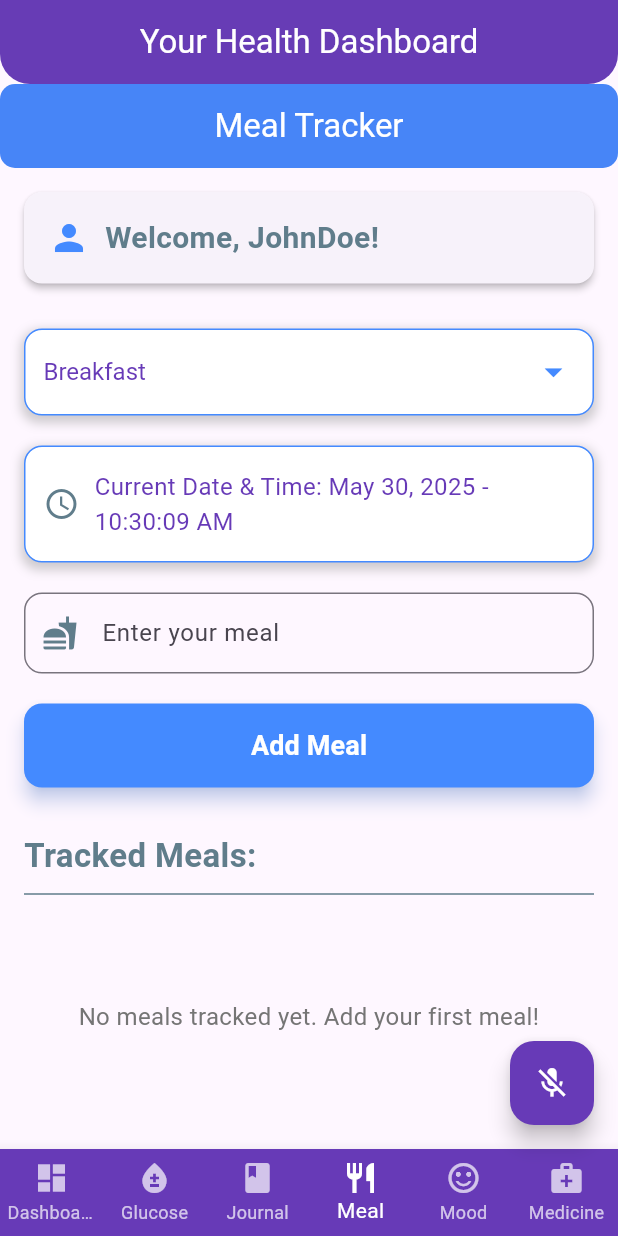
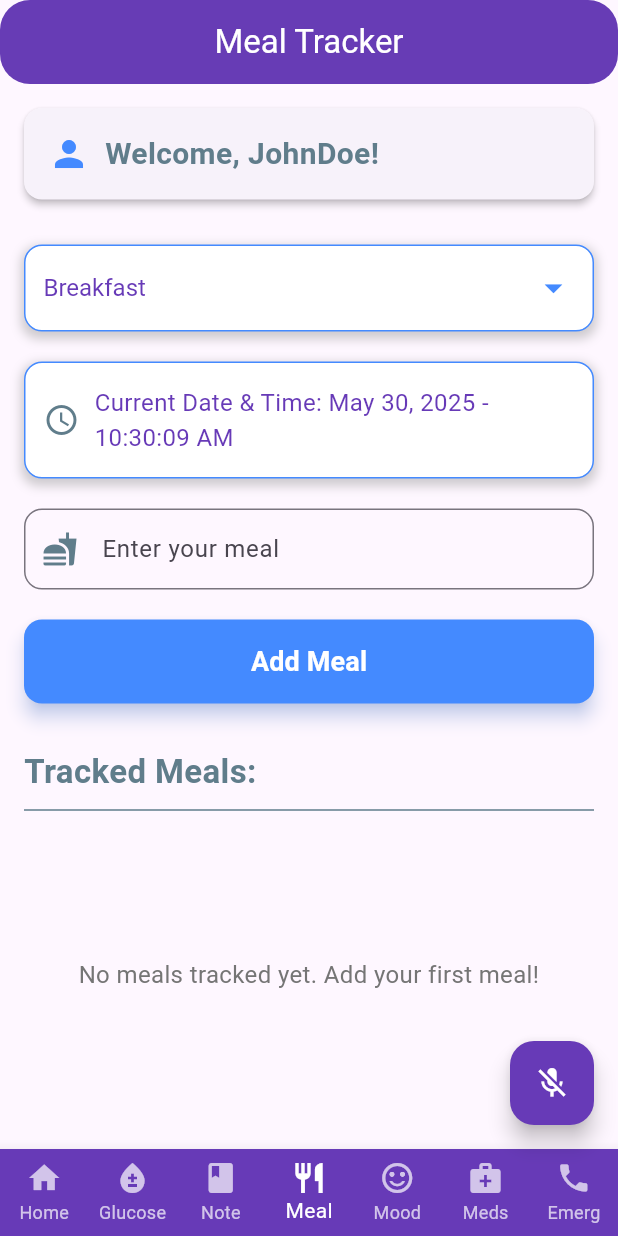
Before and after one commit to MahadiAhmed0/SugarVoice, a Flutter app: the screen it shows after launch, item 4 of the bottom bar chosen, on a phone screen of 412 x 824 dp. Run offline on Flutter 3.47's test engine with Material 3 defaults, Android fonts, the phone set to English and light mode, and no system bars; our stand-ins replace firebase_auth, firebase_core, flutter_gemini, shared_preferences, speech_to_text; missing offline and left inert: flutter_phone_direct_caller; accounts and stored records are empty.

Commit message:
added emergency , direct call options, fixed UI

```diff
--- a/application_for_diabetic_patients/lib/Updated_Home/Homepage.dart
+++ b/application_for_diabetic_patients/lib/Updated_Home/Homepage.dart
@@ -1,6 +1,7 @@
 import 'dart:async';
 
 import 'package:application_for_diabetic_patients/Constansts.dart';
+import 'package:application_for_diabetic_patients/Updated_Home/EmergencyPage.dart';
 import 'package:application_for_diabetic_patients/Utils/gemini_service.dart';
 import 'package:application_for_diabetic_patients/Utils/speech_service.dart';
 import 'package:flutter/material.dart';
@@ -303,6 +304,7 @@ class HomePageApp extends StatelessWidget {
     return MaterialApp(
       title: 'Health Dashboard',
       debugShowCheckedModeBanner: false, // Removes the debug banner
+
       theme: ThemeData(
         primarySwatch: Colors.deepPurple, // Main theme color
         visualDensity: VisualDensity.adaptivePlatformDensity,
@@ -362,6 +364,7 @@ class _HomePageState extends State<HomePage> {
       const MealTrackerHomePage(),
       const MoodTrackerHomePage(),
       const MedicineTrackerApp(),
+      const EmergencyPage(),
     ];
     _loadRecentRecords();
     _initSpeech(); // Initialize speech service
@@ -1045,15 +1048,15 @@ Future<void> _saveMealEntry(MealEntry entry) async {
   @override
   Widget build(BuildContext context) {
     return Scaffold(
-      appBar: AppBar(
-        title: const Text('Your Health Dashboard'),
-        centerTitle: true,
-        shape: const RoundedRectangleBorder(
-          borderRadius: BorderRadius.vertical(
-            bottom: Radius.circular(20),
-          ),
-        ),
-      ),
+      // appBar: AppBar(
+      //   //title: const Text('Your Health Dashboard'),
+      //   centerTitle: true,
+      //   shape: const RoundedRectangleBorder(
+      //     borderRadius: BorderRadius.vertical(
+      //       bottom: Radius.circular(20),
+      //     ),
+      //   ),
+      // ),
     //   body: Stack(
     //   children: [
     //     _pages[_selectedIndex],
@@ -1270,8 +1273,8 @@ Future<void> _saveMealEntry(MealEntry entry) async {
         onTap: _onItemTapped,
         items: const <BottomNavigationBarItem>[
           BottomNavigationBarItem(
-            icon: Icon(Icons.dashboard),
-            label: 'Dashboard',
+            icon: Icon(Icons.home),
+            label: 'Home',
           ),
           BottomNavigationBarItem(
             icon: Icon(Icons.bloodtype),
@@ -1279,7 +1282,7 @@ Future<void> _saveMealEntry(MealEntry entry) async {
           ),
           BottomNavigationBarItem(
             icon: Icon(Icons.book),
-            label: 'Journal',
+            label: 'Note',
           ),
           BottomNavigationBarItem(
             icon: Icon(Icons.restaurant),
@@ -1292,8 +1295,12 @@ Future<void> _saveMealEntry(MealEntry entry) async {
           BottomNavigationBarItem(
             // Added Medicine Tracker icon
             icon: Icon(Icons.medical_services),
-            label: 'Medicine',
+            label: 'Meds',
           ),
+          BottomNavigationBarItem(
+            icon: Icon(Icons.phone),
+            label: 'Emerg',
+)
         ],
 
       ),
--- a/application_for_diabetic_patients/lib/Updated_Home/meal_tracking.dart
+++ b/application_for_diabetic_patients/lib/Updated_Home/meal_tracking.dart
@@ -257,10 +257,10 @@ class _MealTrackerHomePageState extends State<MealTrackerHomePage> {
       appBar: AppBar(
         title: const Text('Meal Tracker'),
         centerTitle: true,
-        backgroundColor: Colors.blueAccent,
+        backgroundColor: Colors.deepPurple,
         elevation: 4,
         shape: RoundedRectangleBorder(
-          borderRadius: BorderRadius.circular(10),
+          borderRadius: BorderRadius.circular(20),
         ),
       ),
       body: Padding(
--- a/application_for_diabetic_patients/lib/Updated_Home/mood_tracking.dart
+++ b/application_for_diabetic_patients/lib/Updated_Home/mood_tracking.dart
@@ -181,6 +181,9 @@ class _MoodTrackerHomePageState extends State<MoodTrackerHomePage> {
       appBar: AppBar(
         title: const Text('Mood Tracker'),
         centerTitle: true,
+        shape: RoundedRectangleBorder(
+          borderRadius: BorderRadius.circular(20),
+        ),
       ),
       body: Padding(
         padding: const EdgeInsets.all(16.0),
--- a/application_for_diabetic_patients/pubspec.yaml
+++ b/application_for_diabetic_patients/pubspec.yaml
@@ -16,6 +16,7 @@ dependencies:
   cloud_firestore: ^5.6.8
   shared_preferences: ^2.5.3
   flutter_gemini: ^3.0.0
+  flutter_phone_direct_caller: ^2.2.1
 
   speech_to_text: ^7.0.0
   provider: ^6.1.0
```
Also changed, not shown: application_for_diabetic_patients/lib/Updated_Home/EmergencyPage.dart (added, +174 -0 lines), application_for_diabetic_patients/lib/main.dart (+2 -5 lines), application_for_diabetic_patients/pubspec.lock, 2 other files.
